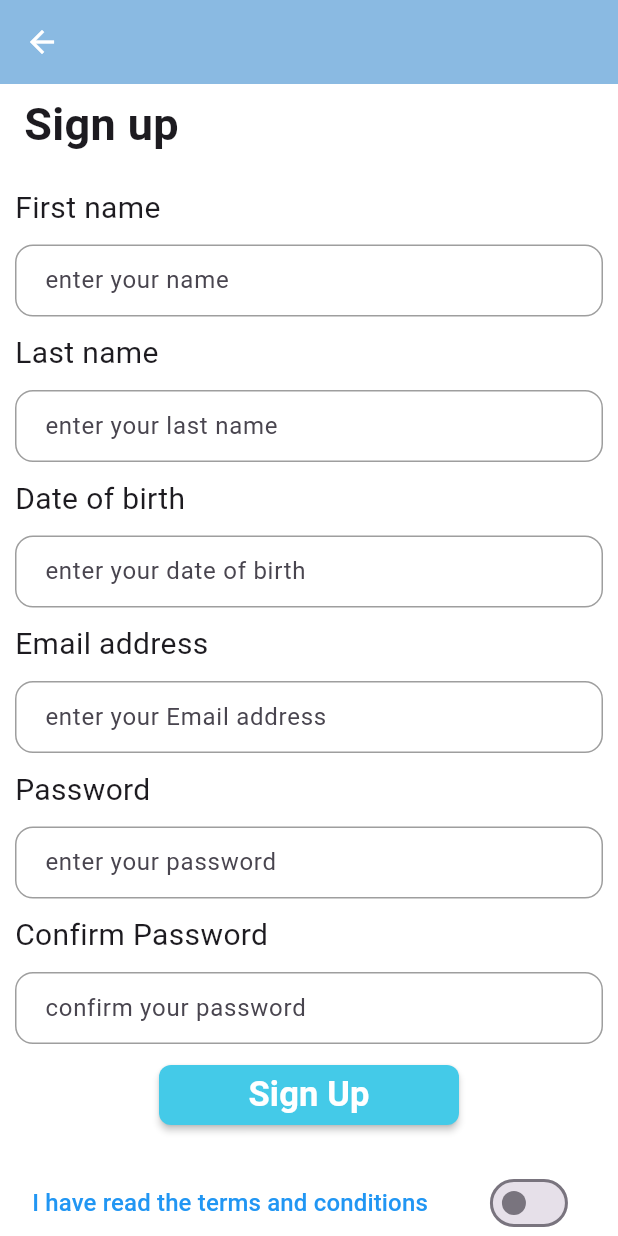
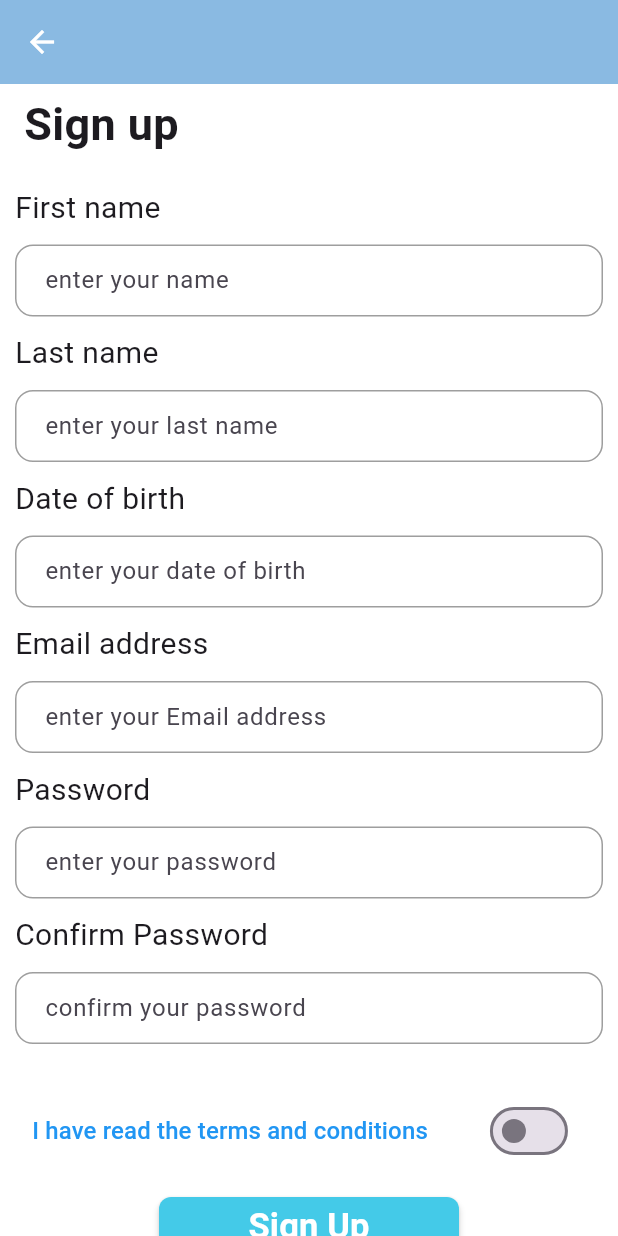
Before and after one commit to Brayteh/dr-time, a Flutter app: the SignUpPage screen opened directly, on a phone screen of 412 x 824 dp. Run offline on Flutter 3.47's test engine with Material 3 defaults, Android fonts, the phone set to English and light mode, and no system bars; our stand-ins replace cloud_firestore, firebase_auth, firebase_core, image_picker, shared_preferences; accounts and stored records are empty.

Commit message:
sign up, remove apple and google icons

```diff
--- a/dr_time/lib/screens/searchPage.dart
+++ b/dr_time/lib/screens/searchPage.dart
@@ -81,7 +81,7 @@ class _SearchPageState extends State<SearchPage> {
             const SizedBox(height: 8),
             const Padding(
               padding: EdgeInsets.only(left: 16),
-              child: Text("Search Drugs Online", style: TextStyle(fontSize: 32, fontWeight: FontWeight.bold)),
+              child: Text("Search Online", style: TextStyle(fontSize: 32, fontWeight: FontWeight.bold)),
             ),
             Padding(
               padding: const EdgeInsets.all(16),
--- a/dr_time/lib/screens/sign_up.dart
+++ b/dr_time/lib/screens/sign_up.dart
@@ -188,18 +188,6 @@ class _SignUpPageState extends State<SignUpPage> {
                     labelText: "confirm your password"),
                 ),
                 ),
-
-              Center(                                                      // Sign Up button
-                child: SizedBox(
-                width: 200, // العرض المطلوب
-                child: ElevatedButton(
-                style: ElevatedButton.styleFrom(elevation: 2,backgroundColor: const Color.fromARGB(255, 68, 202, 232)),
-                onPressed: _register,
-                child:
-                   Text("Sign Up",style:TextStyle(fontSize: 23,fontWeight: FontWeight.bold, color: Colors.white),),
-            ),
-           ),
-          ),
           SizedBox(height: 8),
           Row( mainAxisAlignment: MainAxisAlignment.spaceEvenly,
             children: [
@@ -216,28 +204,41 @@ class _SignUpPageState extends State<SignUpPage> {
                          ),
                       ),
           ],),
-          Center(child:
-               Text("or login with", style: TextStyle(color: Colors.lightBlue),), //or login with
+
+              Center(                                                      // Sign Up button
+                child: SizedBox(
+                width: 200, // العرض المطلوب
+                child: ElevatedButton(
+                style: ElevatedButton.styleFrom(elevation: 2,backgroundColor: const Color.fromARGB(255, 68, 202, 232)),
+                onPressed: _register,
+                child:
+                   Text("Sign Up",style:TextStyle(fontSize: 23,fontWeight: FontWeight.bold, color: Colors.white),),
             ),
-            Row(
-              mainAxisAlignment: MainAxisAlignment.spaceEvenly,
-              children: [
-                Center(
-                  child: SizedBox(
-                    height: 60,
-                    child: IconButton(onPressed: (){}, icon: Icon(Icons.apple)),
-                  ),
-                ),
-                IconButton(onPressed: (){}, icon: Icon(Icons.mail)),
+           ),
+          ),
+
+      //     Center(child:
+      //           Text("or login with", style: TextStyle(color: Colors.lightBlue),), //or login with
+      //        ),
+      //       Row(
+      //         mainAxisAlignment: MainAxisAlignment.spaceEvenly,
+      //         children: [
+      //          Center(
+      //           child: SizedBox(
+      //             height: 60,
+      //            child: IconButton(onPressed: (){}, icon: Icon(Icons.apple)),
+      //          ),
+      //        ),
+      //             IconButton(onPressed: (){}, icon: Icon(Icons.mail)),
               ],
             ),
 
 
 
-          ],
+
         ),
       ),
-      ),
+
     );
   }
 }
```
Also changed, not shown: dr_time/images/189813.png (added).
